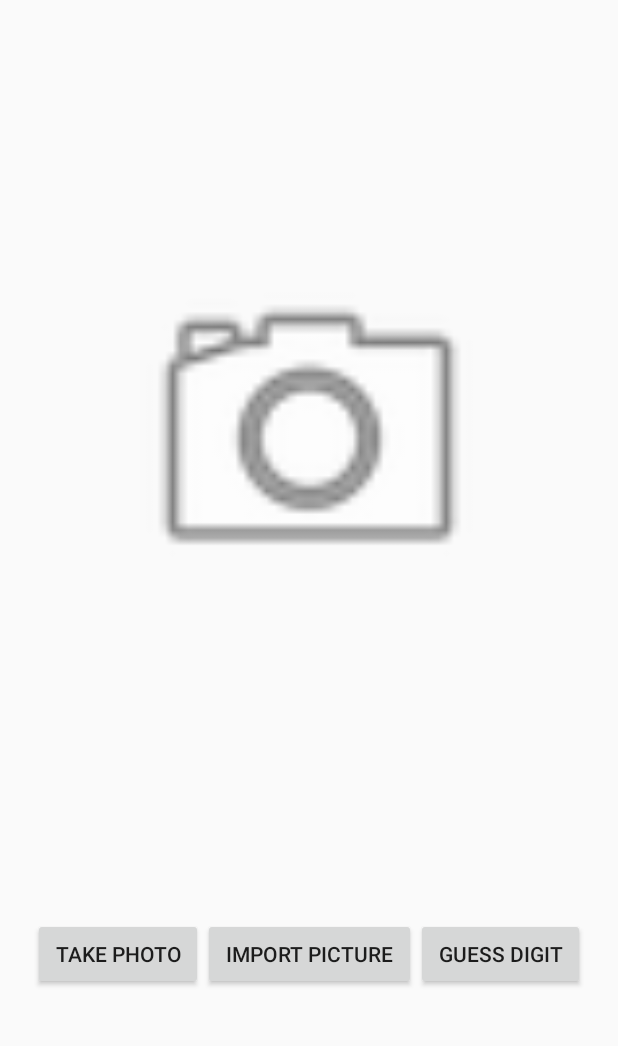
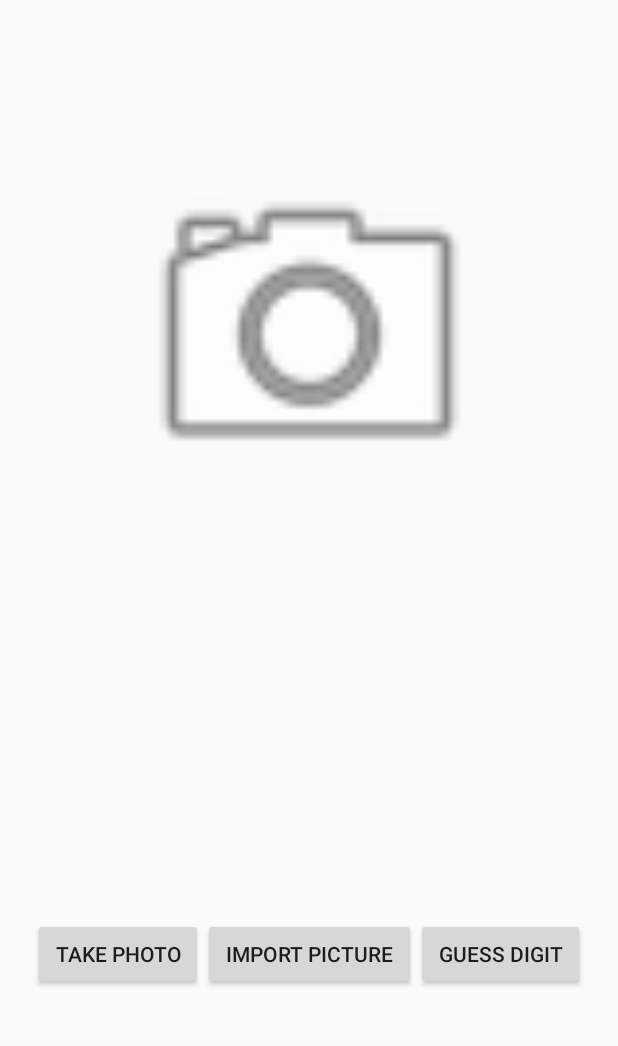
Before and after one commit to mattpost1700/AI-Camera-App, an Android app: the screen it shows after launch (MainActivity), on a phone screen of 412 x 824 dp, the part 84-1130 px from its top. Run offline under Robolectric (Android 15) with nearby library versions, the phone set to English and light mode, and no system bars; libraries missing offline, so code that uses them is left out: org.tensorflow.lite; 1 statement that could not run was skipped.

Commit message:
Predictions textview removed.

```diff
--- a/app/src/main/java/com/example/aicameraapp/MainActivity.java
+++ b/app/src/main/java/com/example/aicameraapp/MainActivity.java
@@ -264,8 +264,12 @@ public class MainActivity extends AppCompatActivity implements SavePredictionDia
         dialog.show(getSupportFragmentManager(), "saveDialog");
     }
 
+    /**
+     * Saves current prediction to db.
+     */
     public void onSaveClick() {
         Log.d("database", "onSaveClick invoked.");
+
         // save to db
     }
 
--- a/app/src/main/res/layout/activity_main.xml
+++ b/app/src/main/res/layout/activity_main.xml
@@ -32,28 +32,18 @@
         app:layout_constraintTop_toTopOf="parent"
         app:layout_constraintVertical_bias="0.0" />
 
-    <TextView
-        android:id="@+id/predictions"
-        android:layout_width="wrap_content"
-        android:layout_height="wrap_content"
-        android:textSize="18sp"
-        app:layout_constraintBottom_toBottomOf="parent"
+    <ImageView
+        android:id="@+id/imageCapture"
+        android:layout_width="250dp"
+        android:layout_height="250dp"
+        android:layout_marginTop="150dp"
+        android:contentDescription="@string/the_image_preview"
+        app:layout_constraintBottom_toTopOf="@+id/buttonHolderLayout"
         app:layout_constraintEnd_toEndOf="parent"
         app:layout_constraintHorizontal_bias="0.5"
         app:layout_constraintStart_toStartOf="parent"
         app:layout_constraintTop_toTopOf="parent"
-        app:layout_constraintVertical_bias="0.617" />
-
-    <ImageView
-        android:id="@+id/imageCapture"
-        android:layout_width="250dp"
-        android:layout_height="250dp"
-        android:contentDescription="@string/the_image_preview"
-        app:layout_constraintBottom_toTopOf="@+id/predictions"
-        app:layout_constraintEnd_toEndOf="parent"
-        app:layout_constraintStart_toStartOf="parent"
-        app:layout_constraintTop_toTopOf="parent"
-        app:layout_constraintVertical_bias="0.9"
+        app:layout_constraintVertical_bias="0.0"
         app:srcCompat="@android:drawable/ic_menu_camera" />
 
     <LinearLayout
```
